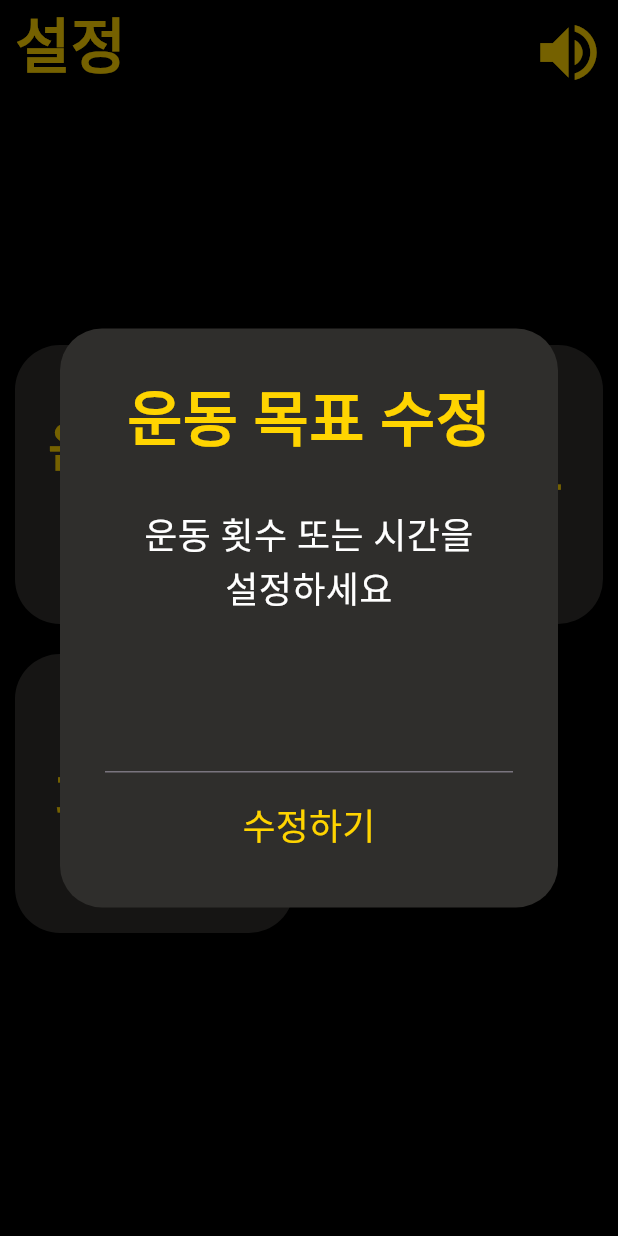
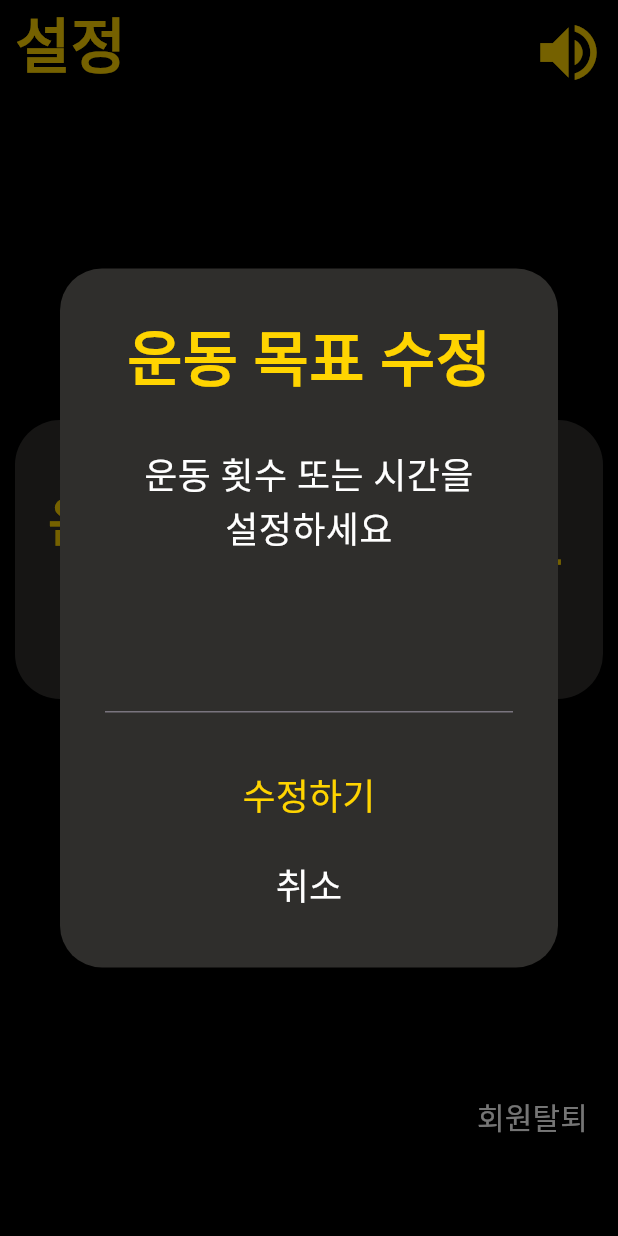
Before and after one commit to BeyondVision-NalBao/2024-BeyondVision-SolutionChallenge, a Flutter app: the Setting screen opened directly, after a tap on an icon or button, on a phone screen of 412 x 824 dp. Run offline on Flutter 3.47's test engine with Material 3 defaults, Android fonts, the phone set to English and light mode, and no system bars; our stand-ins replace camera, carousel_slider, fl_chart, google_sign_in, speech_to_text, table_calendar.

Commit message:
design: add text - 메뉴 디자인 변경 - 메뉴 detail 추가

```diff
--- a/lib/ui/setting/setting.dart
+++ b/lib/ui/setting/setting.dart
@@ -1,6 +1,7 @@
 import 'package:beyond_vision/core/constants.dart';
 import 'package:beyond_vision/ui/appbar.dart';
 import 'package:beyond_vision/ui/home/widgets/home_grid_button.dart';
+import 'package:beyond_vision/ui/setting/widgets/delete_account.dart';
 import 'package:beyond_vision/ui/setting/widgets/edit_goal.dart';
 import 'package:beyond_vision/ui/setting/widgets/setting_box.dart';
 import 'package:flutter/material.dart';
@@ -19,7 +20,7 @@ class Setting extends StatelessWidget {
           mainAxisAlignment: MainAxisAlignment.center,
           crossAxisAlignment: CrossAxisAlignment.end,
           children: [
-            const SizedBox(height: 150),
+            const SizedBox(height: 200),
             SizedBox(
               height: MediaQuery.of(context).size.height * 0.5,
               child: GridView.count(
@@ -27,10 +28,22 @@ class Setting extends StatelessWidget {
                 children: const [
                   SettingBox(name: "운동 목표\n수정"),
                   SettingBox(name: "로그아웃"),
-                  SettingBox(name: "회원탈퇴"),
                 ],
               ),
             ),
+            const SizedBox(height: 30),
+            Padding(
+              padding: const EdgeInsets.all(8.0),
+              child: TextButton(
+                  onPressed: () {
+                    showDialog(
+                        context: context,
+                        builder: (BuildContext context) =>
+                            const DeleteAccount());
+                  },
+                  child: const Text("회원탈퇴",
+                      style: TextStyle(color: Colors.white, fontSize: 20))),
+            )
           ],
         ),
       ),
--- a/lib/ui/setting/widgets/edit_goal.dart
+++ b/lib/ui/setting/widgets/edit_goal.dart
@@ -32,6 +32,7 @@ class _EditGoalState extends State<EditGoal> {
       elevation: 5,
       child: Padding(
         padding: const EdgeInsets.all(30),
+        child: SingleChildScrollView(
           child: Column(mainAxisSize: MainAxisSize.min, children: [
             const Text(
               "운동 목표 수정",
@@ -46,18 +47,27 @@ class _EditGoalState extends State<EditGoal> {
                 style: TextStyle(color: Colors.white, fontSize: 24)),
             const SizedBox(height: 30),
             TextField(
-            style: const TextStyle(color: Color(fontYellowColor), fontSize: 40),
+              style:
+                  const TextStyle(color: Color(fontYellowColor), fontSize: 40),
               keyboardType: TextInputType.number,
               controller: _count,
               // onSubmitted: (String value) async{await showDialog()},
             ),
-          const SizedBox(height: 10),
+            const SizedBox(height: 30),
             TextButton(
                 onPressed: () {},
                 child: const Text("수정하기",
-                  style:
-                      TextStyle(color: Color(fontYellowColor), fontSize: 24)))
+                    style: TextStyle(
+                        color: Color(fontYellowColor), fontSize: 24))),
+            const SizedBox(height: 10),
+            TextButton(
+                onPressed: () {
+                  Navigator.pop(context);
+                },
+                child: const Text("취소",
+                    style: TextStyle(color: Colors.white, fontSize: 24)))
           ]),
+        ),
       ),
     );
   }
--- a/lib/ui/setting/widgets/setting_box.dart
+++ b/lib/ui/setting/widgets/setting_box.dart
@@ -4,6 +4,7 @@ import 'package:beyond_vision/ui/routine/routine.dart';
 import 'package:beyond_vision/ui/setting/setting.dart';
 import 'package:beyond_vision/ui/setting/widgets/delete_account.dart';
 import 'package:beyond_vision/ui/setting/widgets/edit_goal.dart';
+import 'package:beyond_vision/ui/setting/widgets/logout.dart';
 import 'package:flutter/material.dart';
 
 class SettingBox extends StatelessWidget {
@@ -32,8 +33,9 @@ class SettingBox extends StatelessWidget {
                 context: context,
                 builder: (BuildContext context) => const DeleteAccount());
           } else if (name == "로그아웃") {
-            Navigator.push(context,
-                MaterialPageRoute(builder: (context) => const Record()));
+            showDialog(
+                context: context,
+                builder: (BuildContext context) => const LogOut());
           } else {
             Navigator.push(context,
                 MaterialPageRoute(builder: (context) => const Setting()));
```
Also changed, not shown: lib/ui/setting/widgets/delete_account.dart (+8 -1 lines), lib/ui/setting/widgets/logout.dart (+16 -12 lines). Lines whose indentation alone changed are shown as unchanged.
